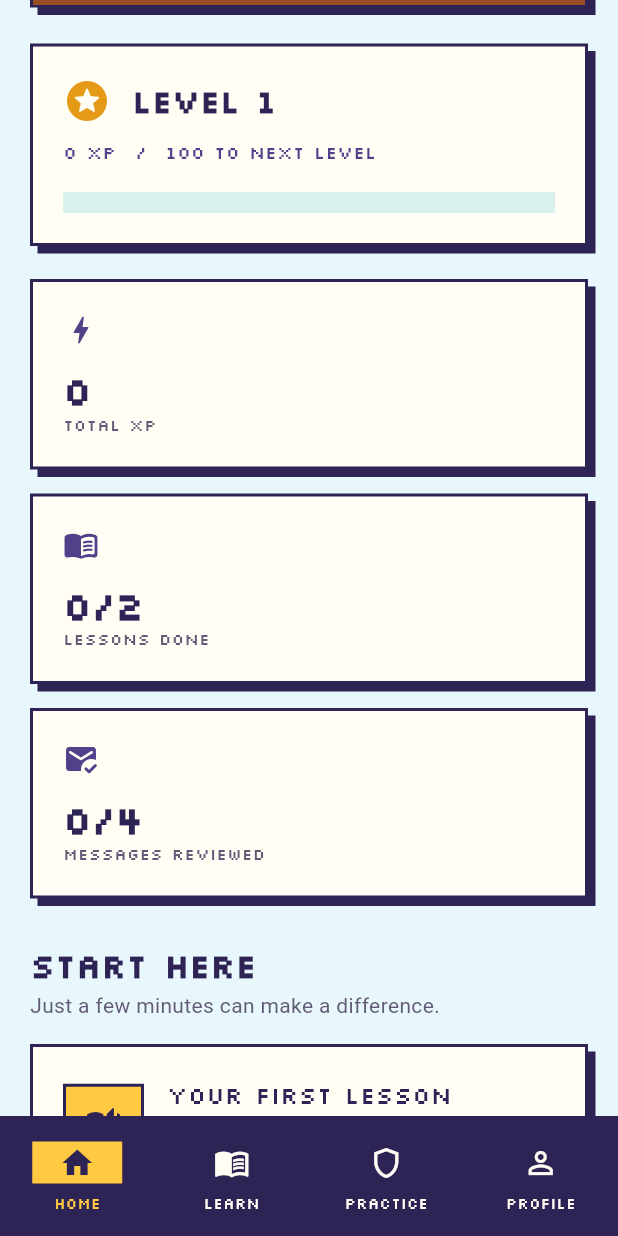
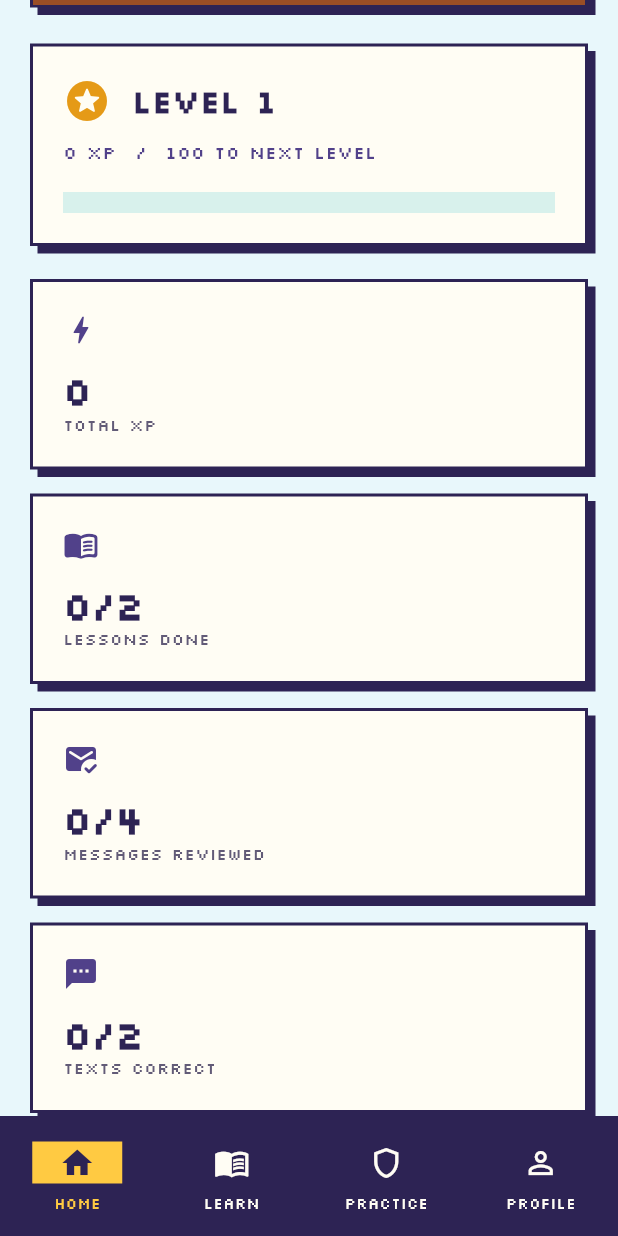
Before and after one commit to Blzzxrd/scamshield, a Flutter app: the screen it shows after launch, scrolled down 576 dp, on a phone screen of 412 x 824 dp. Run offline on Flutter 3.47's test engine with Material 3 defaults, Android fonts, the phone set to English and light mode, and no system bars; our stand-ins replace shared_preferences.

Commit message:
Sync text practice results with home score

```diff
--- a/lib/main.dart
+++ b/lib/main.dart
@@ -111,13 +111,13 @@ class _AppShellState extends State<AppShell> {
     }
   }
 
-  void _reviewMessage(String id, bool correct) {
+  int _reviewMessage(String id, bool correct) {
     final progress = _progress!;
-    if (progress.reviewedMessages.add(id)) {
-      if (correct) progress.xp += 15;
-      setState(() {});
-      _store.save(progress);
-    }
+    if (progress.reviewedMessages.contains(id)) return 0;
+    final earnedXp = progress.recordMessageResult(id, correct);
+    setState(() {});
+    _store.save(progress);
+    return earnedXp;
   }
 
   void _finishCall(bool safeChoice) {
@@ -150,7 +150,9 @@ class _AppShellState extends State<AppShell> {
         builder: (_) => MessagePage(
           message: message,
           alreadyReviewed: _progress!.reviewedMessages.contains(message.id),
-          onAnswered: (correct) => _reviewMessage(message.id, correct),
+          onAnswered: (correct) {
+            _reviewMessage(message.id, correct);
+          },
         ),
       ),
     );
@@ -172,7 +174,10 @@ class _AppShellState extends State<AppShell> {
     Navigator.push(
       context,
       MaterialPageRoute<void>(
-        builder: (_) => TextSimulationPage(onReviewMessage: _openMessage),
+        builder: (_) => TextSimulationPage(
+          reviewedMessages: _progress!.reviewedMessages,
+          onAnswered: (message, correct) => _reviewMessage(message.id, correct),
+        ),
       ),
     );
   }
@@ -191,7 +196,7 @@ class _AppShellState extends State<AppShell> {
           0 => _HomeView(
               progress: progress,
               onLearn: () => setState(() => _tab = 1),
-              onPractice: () => setState(() => _tab = 2),
+              onOpenTexts: _openTextSimulation,
               onOpenLesson: () => _openLesson(lessons.first),
             ),
           1 => _LearnView(progress: progress, onOpen: _openLesson),
@@ -388,17 +393,25 @@ class _HomeView extends StatelessWidget {
   const _HomeView({
     required this.progress,
     required this.onLearn,
-    required this.onPractice,
+    required this.onOpenTexts,
     required this.onOpenLesson,
   });
 
   final AppProgress progress;
   final VoidCallback onLearn;
-  final VoidCallback onPractice;
+  final VoidCallback onOpenTexts;
   final VoidCallback onOpenLesson;
 
   @override
   Widget build(BuildContext context) {
+    final textMessages =
+        practiceMessages.where((message) => message.channel == 'Text').toList();
+    final textReviewed = textMessages
+        .where((message) => progress.reviewedMessages.contains(message.id))
+        .length;
+    final textCorrect = textMessages
+        .where((message) => progress.correctMessages.contains(message.id))
+        .length;
     return Column(
       crossAxisAlignment: CrossAxisAlignment.start,
       children: [
@@ -491,9 +504,38 @@ class _HomeView extends StatelessWidget {
                       '${progress.reviewedMessages.length}/${practiceMessages.length}',
                   label: 'Messages reviewed',
                 ),
+                _StatCard(
+                  width: cardWidth,
+                  icon: Icons.sms_rounded,
+                  value: '$textCorrect/${textMessages.length}',
+                  label: 'Texts correct',
+                ),
               ],
             );
           },
+        ),
+        const SizedBox(height: 24),
+        Container(
+          width: double.infinity,
+          padding: const EdgeInsets.all(20),
+          decoration: pixelPanel(pixelGold),
+          child: Wrap(
+            alignment: WrapAlignment.spaceBetween,
+            crossAxisAlignment: WrapCrossAlignment.center,
+            spacing: 16,
+            runSpacing: 10,
+            children: [
+              Column(
+                crossAxisAlignment: CrossAxisAlignment.start,
+                children: [
+                  Text('YOUR SCOREBOARD', style: pixelHeading(17)),
+                  const SizedBox(height: 5),
+                  Text('$textCorrect of $textReviewed text checks correct'),
+                ],
+              ),
+              Text('${progress.xp} XP', style: pixelHeading(22)),
+            ],
+          ),
         ),
         const SizedBox(height: 32),
         _SectionHeading(
@@ -515,8 +557,8 @@ class _HomeView extends StatelessWidget {
           icon: Icons.sms_outlined,
           title: 'Test your instincts',
           subtitle: 'Sort simulated messages into scam or safe.',
-          button: 'Try practice',
-          onPressed: onPractice,
+          button: 'Try texts',
+          onPressed: onOpenTexts,
         ),
         const SizedBox(height: 14),
         TextButton.icon(
--- a/lib/screens/activity_pages.dart
+++ b/lib/screens/activity_pages.dart
@@ -228,9 +228,10 @@ class _MessagePageState extends State<MessagePage> {
             const SizedBox(height: 24),
             _NoteCard(
               icon: correct ? Icons.check_circle_outline : Icons.info_outline,
-              title: correct ? 'Good call!' : 'Here’s what to notice',
-              text:
-                  '${widget.message.explanation}${correct && !widget.alreadyReviewed ? ' +15 XP' : ''}',
+              title: correct ? 'Nice catch!' : 'Good try!',
+              text: correct
+                  ? '${widget.message.explanation}${!widget.alreadyReviewed ? ' +15 XP' : ''}'
+                  : 'This one is ${widget.message.isScam ? 'a scam' : 'legitimate'}. ${widget.message.explanation} Use that clue next time.',
             ),
             const SizedBox(height: 20),
             FilledButton(
--- a/lib/services/progress_store.dart
+++ b/lib/services/progress_store.dart
@@ -5,23 +5,37 @@ class AppProgress {
     this.xp = 0,
     Set<String>? completedLessons,
     Set<String>? reviewedMessages,
+    Set<String>? correctMessages,
     this.callCompleted = false,
   })  : completedLessons = completedLessons ?? <String>{},
-        reviewedMessages = reviewedMessages ?? <String>{};
+        reviewedMessages = reviewedMessages ?? <String>{},
+        correctMessages = correctMessages ?? <String>{};
 
   int xp;
   final Set<String> completedLessons;
   final Set<String> reviewedMessages;
+  final Set<String> correctMessages;
   bool callCompleted;
 
   int get level => (xp ~/ 100) + 1;
   double get levelProgress => (xp % 100) / 100;
+
+  int recordMessageResult(String id, bool correct) {
+    if (!reviewedMessages.add(id)) return 0;
+    if (correct) {
+      correctMessages.add(id);
+      xp += 15;
+      return 15;
+    }
+    return 0;
+  }
 }
 
 class ProgressStore {
   static const _xpKey = 'xp';
   static const _lessonsKey = 'completed_lessons';
   static const _messagesKey = 'reviewed_messages';
+  static const _correctMessagesKey = 'correct_messages';
   static const _callKey = 'call_completed';
 
   Future<AppProgress> load() async {
@@ -32,6 +46,8 @@ class ProgressStore {
           (prefs.getStringList(_lessonsKey) ?? <String>[]).toSet(),
       reviewedMessages:
           (prefs.getStringList(_messagesKey) ?? <String>[]).toSet(),
+      correctMessages:
+          (prefs.getStringList(_correctMessagesKey) ?? <String>[]).toSet(),
       callCompleted: prefs.getBool(_callKey) ?? false,
     );
   }
@@ -42,6 +58,8 @@ class ProgressStore {
       prefs.setInt(_xpKey, progress.xp),
       prefs.setStringList(_lessonsKey, progress.completedLessons.toList()),
       prefs.setStringList(_messagesKey, progress.reviewedMessages.toList()),
+      prefs.setStringList(
+          _correctMessagesKey, progress.correctMessages.toList()),
       prefs.setBool(_callKey, progress.callCompleted),
     ]);
   }
```
Also changed, not shown: lib/screens/text_simulation_page.dart (+73 -9 lines), 2 other files.
